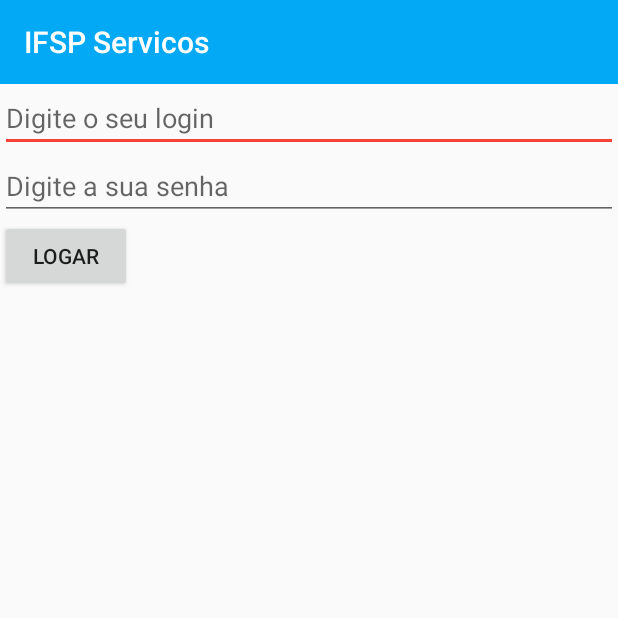
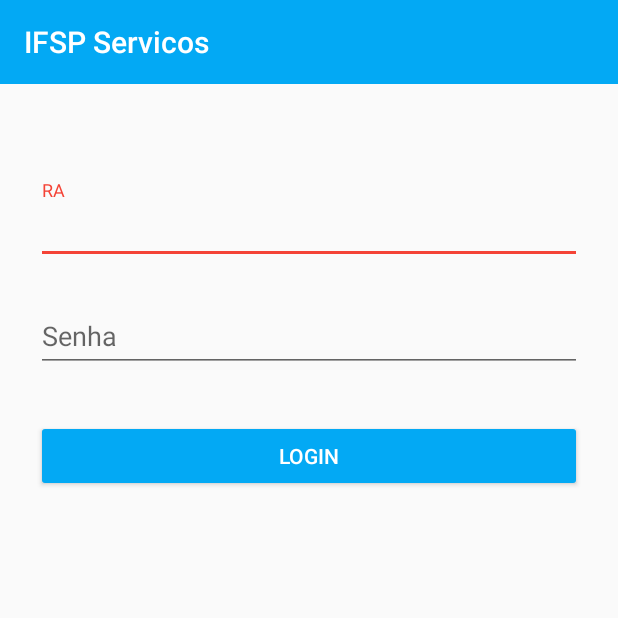
Before and after one commit to guuilp/IFSP-Servicos, an Android app: the screen it shows after launch (LoginActivity), on a phone screen of 412 x 824 dp, the top half of it. Run offline under Robolectric (Android 15) with nearby library versions, the phone set to English and light mode, and no system bars; our stand-ins replace Volley.

Commit message:
Melhora no design da tela de login

```diff
--- a/app/src/main/AndroidManifest.xml
+++ b/app/src/main/AndroidManifest.xml
@@ -5,11 +5,6 @@
     <uses-permission android:name="android.permission.INTERNET" />
     <uses-permission android:name="android.permission.ACCESS_NETWORK_STATE" />
     <uses-permission android:name="android.permission.ACCESS_WIFI_STATE" />
-
-    <!-- To auto-complete the email text field in the login form with the user's emails -->
-    <uses-permission android:name="android.permission.GET_ACCOUNTS" />
-    <uses-permission android:name="android.permission.READ_PROFILE" />
-    <uses-permission android:name="android.permission.READ_CONTACTS" />
 
     <application
         android:name=".app.AppController"
@@ -32,7 +27,7 @@
             android:name=".activity.MainActivity"
             android:label="@string/app_name"
             android:launchMode="singleTop"
-            android:theme="@style/AppTheme"/>
+            />
     </application>
 
 </manifest>
--- a/app/src/main/java/br/com/lp/guilherme/ifspservicos/activity/LoginActivity.java
+++ b/app/src/main/java/br/com/lp/guilherme/ifspservicos/activity/LoginActivity.java
@@ -142,7 +142,7 @@ public class LoginActivity extends AppCompatActivity {
                         finish();
                     } else {
                         // Error in login. Get the error message
-                        String errorMsg = jObj.getString("error_msg");
+                        String errorMsg = jObj.getString("message");
                         Toast.makeText(getApplicationContext(),
                                 errorMsg, Toast.LENGTH_LONG).show();
                     }
--- a/app/src/main/res/layout/activity_login.xml
+++ b/app/src/main/res/layout/activity_login.xml
@@ -1,28 +1,65 @@
-<?xml version="1.0" encoding="utf-8"?>
-<LinearLayout
+<android.support.v4.widget.DrawerLayout
     xmlns:android="http://schemas.android.com/apk/res/android"
-    android:orientation="vertical" android:layout_width="match_parent"
+    xmlns:app="http://schemas.android.com/apk/res-auto"
+    android:id="@+id/nav_drawer"
+    android:layout_width="match_parent"
     android:layout_height="match_parent"
     android:fitsSystemWindows="true">
 
-    <include layout="@layout/toolbar" />
+        <LinearLayout
+            android:orientation="vertical"
+            android:layout_width="match_parent"
+            android:layout_height="match_parent">
 
-    <EditText
-        android:id="@+id/ra"
-        android:hint="Digite o seu login"
-        android:layout_width="fill_parent"
-        android:layout_height="wrap_content" />
+            <include layout="@layout/toolbar" />
 
-    <EditText
-        android:id="@+id/senha"
-        android:hint="Digite a sua senha"
-        android:layout_width="fill_parent"
-        android:layout_height="wrap_content" />
+            <LinearLayout
+                android:paddingTop="56dp"
+                android:paddingLeft="24dp"
+                android:paddingRight="24dp"
+                android:orientation="vertical"
+                android:layout_width="match_parent"
+                android:layout_height="match_parent">
 
-    <Button
-        android:id="@+id/btLogin"
-        android:text="Logar"
-        android:layout_width="wrap_content"
-        android:layout_height="wrap_content" />
+                <!-- RA Label -->
+                <android.support.design.widget.TextInputLayout
+                    android:layout_width="match_parent"
+                    android:layout_height="wrap_content"
+                    android:layout_marginTop="8dp"
+                    android:layout_marginBottom="8dp">
+                    <EditText android:id="@+id/ra"
+                        android:layout_width="match_parent"
+                        android:layout_height="wrap_content"
+                        android:inputType="textEmailAddress"
+                        android:hint="RA" />
+                </android.support.design.widget.TextInputLayout>
 
-</LinearLayout>
+                <!-- Password Label -->
+                <android.support.design.widget.TextInputLayout
+                    android:layout_width="match_parent"
+                    android:layout_height="wrap_content"
+                    android:layout_marginTop="8dp"
+                    android:layout_marginBottom="8dp">
+                    <EditText android:id="@+id/senha"
+                        android:layout_width="match_parent"
+                        android:layout_height="wrap_content"
+                        android:inputType="textPassword"
+                        android:hint="Senha"/>
+                </android.support.design.widget.TextInputLayout>
+
+                <android.support.v7.widget.AppCompatButton
+                    android:id="@+id/btLogin"
+                    android:layout_width="fill_parent"
+                    android:layout_height="wrap_content"
+                    android:layout_marginTop="24dp"
+                    android:layout_marginBottom="24dp"
+                    android:padding="12dp"
+                    android:textColor="@color/white"
+                    android:text="Login"/>
+
+
+            </LinearLayout>
+
+        </LinearLayout>
+
+</android.support.v4.widget.DrawerLayout>
--- a/app/src/main/res/values-v21/styles.xml
+++ b/app/src/main/res/values-v21/styles.xml
@@ -11,6 +11,9 @@
         <!-- Cor para o efeito ripple -->
         <item name="colorControlHighlight">@color/control_highlight</item>
 
+        <item name="colorButtonNormal">@color/primary</item>
+        <item name="android:colorButtonNormal">@color/primary</item>
+
         <item name="android:windowTranslucentStatus">true</item>
     </style>
     <style name="AppTheme.AppBarOverlay" parent="ThemeOverlay.AppCompat.Dark.ActionBar" />
--- a/app/src/main/res/values/colors.xml
+++ b/app/src/main/res/values/colors.xml
@@ -13,6 +13,7 @@
     <color name="red">#f00</color>
     <color name="green">#0f0</color>
     <color name="gray">#eee</color>
+    <color name="iron">#CCCCCC</color>
 
     <color name="refresh_progress_1">#33B5E5</color> <!-- azul -->
     <color name="refresh_progress_2">#99CC00</color> <!-- verde -->
--- a/app/src/main/res/values/styles.xml
+++ b/app/src/main/res/values/styles.xml
@@ -10,6 +10,8 @@
         <item name="colorAccent">@color/accent</item>
         <!-- Cor para o efeito ripple -->
         <item name="colorControlHighlight">@color/control_highlight</item>
+        <item name="colorButtonNormal">@color/primary_dark</item>
+        <item name="android:colorButtonNormal">@color/primary_dark</item>
 
         <item name="android:windowTranslucentStatus">true</item>
     </style>
```
